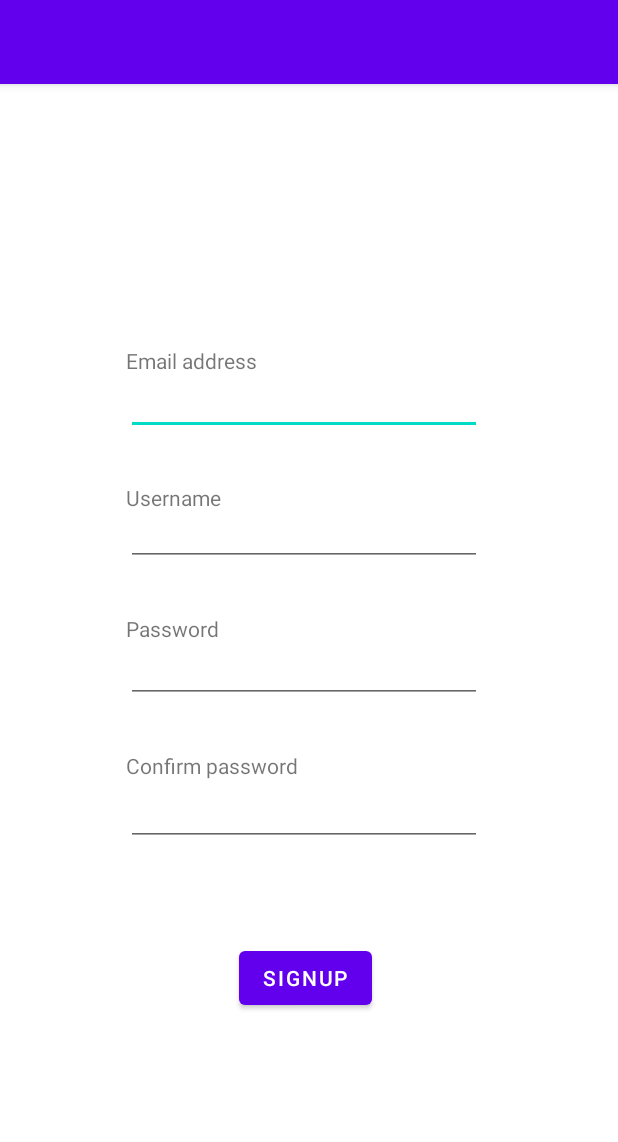
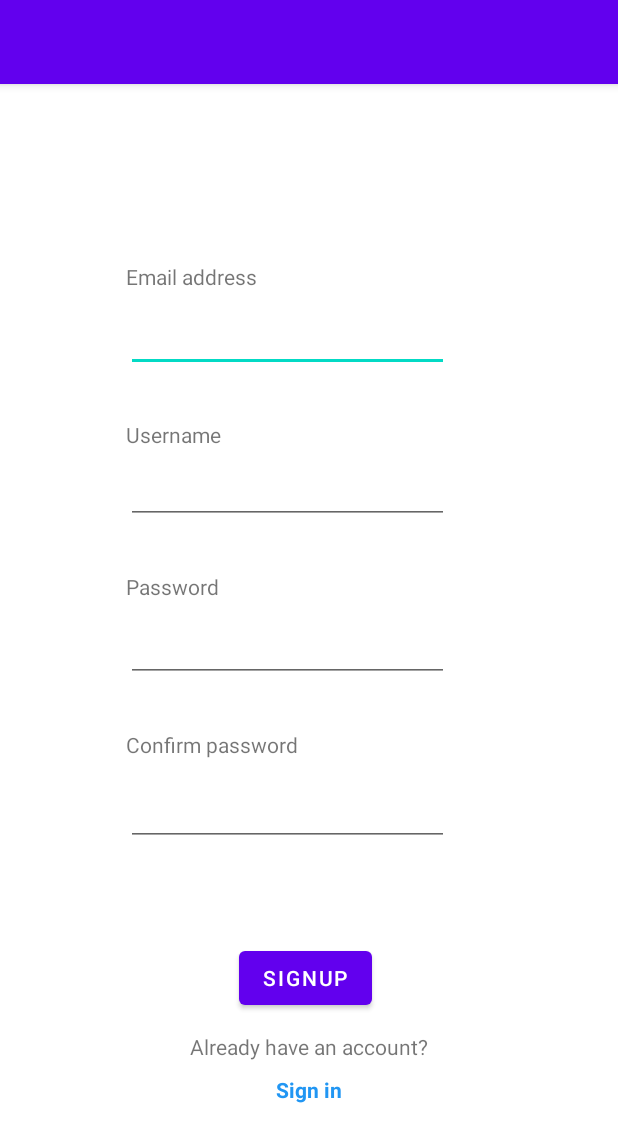
Before and after one commit to JinYana/MAD-Assignment-P03-Group3, an Android app: the SignupActivity screen opened directly, with no data from a screen before it, on a phone screen of 412 x 824 dp. Shown: the top 1142 px of the screen. Run offline under Robolectric (Android 15) with nearby library versions, the phone set to English and light mode, and no system bars.

Commit message:
Finished codes for signup function for both DBhandler and SignupActivity

```diff
--- a/app/src/main/res/layout/activity_signup.xml
+++ b/app/src/main/res/layout/activity_signup.xml
@@ -14,7 +14,7 @@
         android:layout_marginLeft="84dp"
         android:layout_marginBottom="12dp"
         android:text="Email address"
-        app:layout_constraintBottom_toTopOf="@+id/editTextTextPersonName2"
+        app:layout_constraintBottom_toTopOf="@+id/signupemail"
         app:layout_constraintStart_toStartOf="parent" />
 
     <TextView
@@ -25,13 +25,13 @@
         android:layout_marginLeft="84dp"
         android:layout_marginBottom="8dp"
         android:text="Username"
-        app:layout_constraintBottom_toTopOf="@+id/editTextTextPersonName3"
+        app:layout_constraintBottom_toTopOf="@+id/signupusername"
         app:layout_constraintStart_toStartOf="parent" />
 
     <EditText
-        android:id="@+id/editTextTextPersonName2"
-        android:layout_width="237dp"
-        android:layout_height="28dp"
+        android:id="@+id/signupemail"
+        android:layout_width="215dp"
+        android:layout_height="42dp"
         android:layout_marginStart="84dp"
         android:layout_marginLeft="84dp"
         android:layout_marginBottom="32dp"
@@ -41,9 +41,9 @@
         app:layout_constraintStart_toStartOf="parent" />
 
     <EditText
-        android:id="@+id/editTextTextPersonName3"
-        android:layout_width="237dp"
-        android:layout_height="28dp"
+        android:id="@+id/signupusername"
+        android:layout_width="215dp"
+        android:layout_height="42dp"
         android:layout_marginStart="84dp"
         android:layout_marginLeft="84dp"
         android:layout_marginBottom="32dp"
@@ -60,13 +60,13 @@
         android:layout_marginLeft="84dp"
         android:layout_marginBottom="12dp"
         android:text="Password"
-        app:layout_constraintBottom_toTopOf="@+id/editTextTextPassword2"
+        app:layout_constraintBottom_toTopOf="@+id/signuppassword"
         app:layout_constraintStart_toStartOf="parent" />
 
     <EditText
-        android:id="@+id/editTextTextPassword2"
-        android:layout_width="237dp"
-        android:layout_height="28dp"
+        android:id="@+id/signuppassword"
+        android:layout_width="215dp"
+        android:layout_height="42dp"
         android:layout_marginStart="84dp"
         android:layout_marginLeft="84dp"
         android:layout_marginBottom="32dp"
@@ -76,15 +76,15 @@
         app:layout_constraintStart_toStartOf="parent" />
 
     <EditText
-        android:id="@+id/editTextTextPassword3"
-        android:layout_width="237dp"
-        android:layout_height="28dp"
+        android:id="@+id/signupconfirm"
+        android:layout_width="215dp"
+        android:layout_height="42dp"
         android:layout_marginStart="84dp"
         android:layout_marginLeft="84dp"
         android:layout_marginBottom="64dp"
         android:ems="10"
         android:inputType="textPassword"
-        app:layout_constraintBottom_toTopOf="@+id/button2"
+        app:layout_constraintBottom_toTopOf="@+id/signup"
         app:layout_constraintStart_toStartOf="parent" />
 
     <TextView
@@ -95,11 +95,11 @@
         android:layout_marginLeft="84dp"
         android:layout_marginBottom="16dp"
         android:text="Confirm password"
-        app:layout_constraintBottom_toTopOf="@+id/editTextTextPassword3"
+        app:layout_constraintBottom_toTopOf="@+id/signupconfirm"
         app:layout_constraintStart_toStartOf="parent" />
 
     <Button
-        android:id="@+id/button2"
+        android:id="@+id/signup"
         android:layout_width="wrap_content"
         android:layout_height="wrap_content"
         android:layout_marginBottom="148dp"
@@ -108,4 +108,26 @@
         app:layout_constraintEnd_toEndOf="parent"
         app:layout_constraintHorizontal_bias="0.492"
         app:layout_constraintStart_toStartOf="parent" />
+
+    <TextView
+        android:id="@+id/textView9"
+        android:layout_width="wrap_content"
+        android:layout_height="wrap_content"
+        android:layout_marginTop="12dp"
+        android:text="Already have an account?"
+        app:layout_constraintEnd_toEndOf="parent"
+        app:layout_constraintStart_toStartOf="parent"
+        app:layout_constraintTop_toBottomOf="@+id/signup" />
+
+    <TextView
+        android:id="@+id/signin"
+        android:layout_width="wrap_content"
+        android:layout_height="wrap_content"
+        android:layout_marginTop="9dp"
+        android:text="Sign in"
+        android:textColor="#2196F3"
+        android:textStyle="bold"
+        app:layout_constraintEnd_toEndOf="parent"
+        app:layout_constraintStart_toStartOf="parent"
+        app:layout_constraintTop_toBottomOf="@+id/textView9" />
 </androidx.constraintlayout.widget.ConstraintLayout>
```
Also changed, not shown: app/src/main/java/sg/edu/np/madassignment/DBHandler.java (+53 -14 lines), app/src/main/java/sg/edu/np/madassignment/LoginActivity.java (+15 -0 lines), app/src/main/java/sg/edu/np/madassignment/SignupActivity.java (+87 -0 lines), app/src/main/java/sg/edu/np/madassignment/User.java (+27 -15 lines), app/src/main/res/layout/activity_login.xml (+43 -43 lines).
